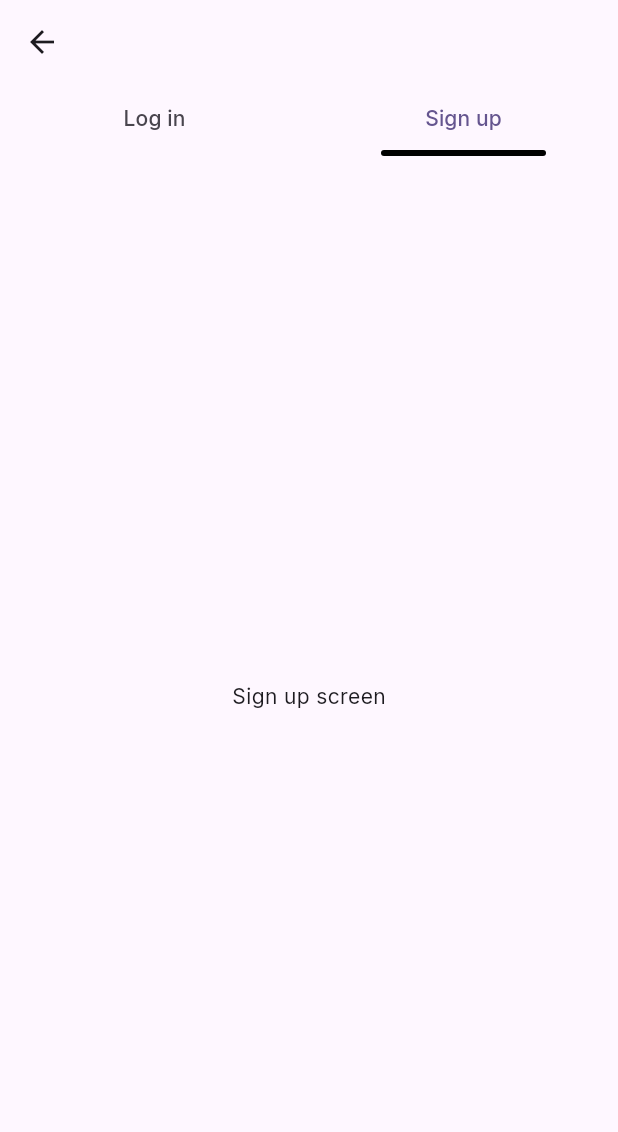
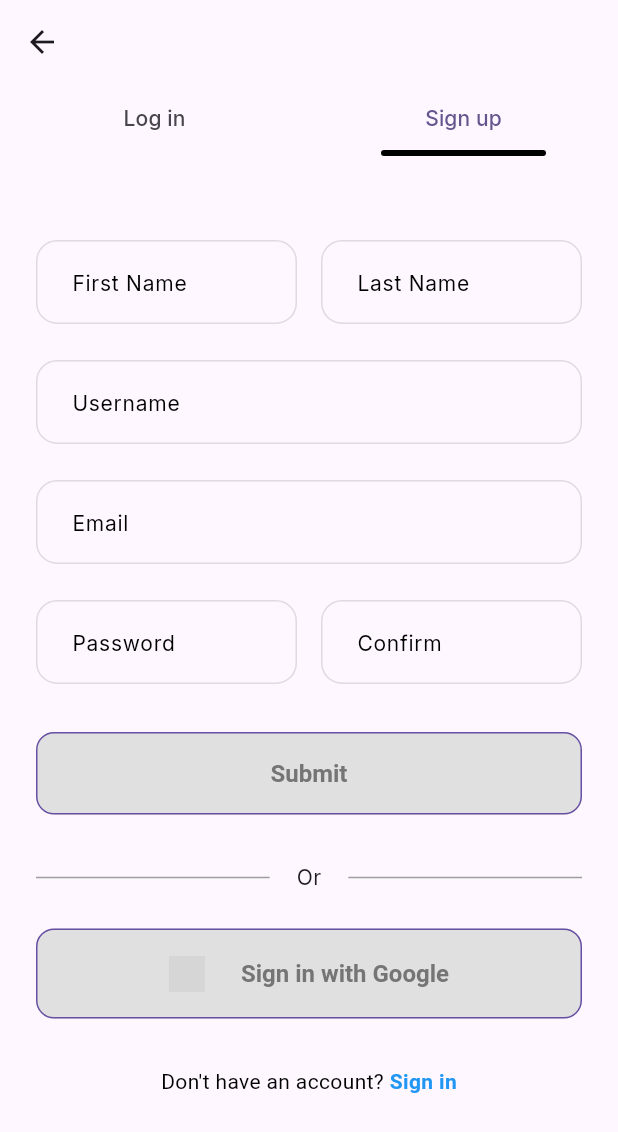
Before and after one commit to Eagle-Agile-Tech/UniConnect, a Flutter app: the AuthScreen screen opened directly, tab 2 chosen, on a phone screen of 412 x 824 dp. Shown: the top 1132 px of the screen. Run offline on Flutter 3.47's test engine with Material 3 defaults, Android fonts, the phone set to English and light mode, and no system bars; our stand-ins replace google_fonts; statements that could not run were skipped; grey boxes are pictures that could not be loaded.

Commit message:
feat: add signup screen and OTP form for user registration

```diff
--- a/app/mobile/uniconnect/lib/ui/auth/auth_screen.dart
+++ b/app/mobile/uniconnect/lib/ui/auth/auth_screen.dart
@@ -1,4 +1,5 @@
 import 'package:flutter/material.dart';
+import 'package:uniconnect/ui/auth/signup/signup_screen.dart';
 import 'package:uniconnect/ui/core/theme/dimens.dart';
 
 import 'login/login_screen.dart';
@@ -29,7 +30,7 @@ class AuthScreen extends StatelessWidget {
         body: TabBarView(
           children: [
             LoginScreen(),
-            Center(child: Text('Sign up screen')),
+            SignupScreen(),
           ],
         ),
       ),
--- /dev/null
+++ b/app/mobile/uniconnect/lib/ui/auth/signup/signup_screen.dart
@@ -0,0 +1,118 @@
+import 'package:flutter/material.dart';
+import 'package:uniconnect/ui/core/common/styles/spacing_style.dart';
+import 'package:uniconnect/ui/core/theme/dimens.dart';
+
+import '../../../config/assets.dart';
+
+class SignupScreen extends StatelessWidget {
+  const SignupScreen({super.key});
+
+  @override
+  Widget build(BuildContext context) {
+    return Form(
+      child: Padding(
+        padding: UCSpacingStyle.paddingWithAppBarHeight,
+        child: Column(
+          children: [
+            Row(
+              mainAxisAlignment: MainAxisAlignment.spaceBetween,
+              children: [
+                Flexible(
+                  child: TextFormField(
+                    decoration: const InputDecoration(labelText: 'First Name'),
+                  ),
+                ),
+                SizedBox(width: Dimens.spaceBtwItems),
+                Flexible(
+                  child: TextFormField(
+                    decoration: const InputDecoration(labelText: 'Last Name'),
+                  ),
+                ),
+              ],
+            ),
+            SizedBox(height: Dimens.defaultSpace),
+            TextFormField(
+              decoration: const InputDecoration(labelText: 'Username'),
+            ),
+            SizedBox(height: Dimens.defaultSpace),
+            TextFormField(
+              decoration: const InputDecoration(labelText: 'Email'),
+            ),
+            SizedBox(height: Dimens.defaultSpace),
+            Row(
+              mainAxisAlignment: MainAxisAlignment.spaceBetween,
+              children: [
+                Flexible(
+                  child: TextFormField(
+                    decoration: const InputDecoration(labelText: 'Password'),
+                  ),
+                ),
+                SizedBox(width: Dimens.spaceBtwItems),
+                Flexible(
+                  child: TextFormField(
+                    decoration: const InputDecoration(labelText: 'Confirm'),
+                  ),
+                ),
+              ],
+            ),
+            SizedBox(height: Dimens.spaceBtwSections),
+            ElevatedButton(
+              onPressed: null,
+              style: ElevatedButton.styleFrom(
+                minimumSize: Size(double.infinity, 48),
+              ),
+              child: Text('Submit'),
+            ),
+            SizedBox(height: Dimens.spaceBtwSections),
+            Row(
+              children: [
+                Expanded(child: Divider(thickness: 1, color: Colors.grey)),
+                Padding(
+                  padding: const EdgeInsets.symmetric(horizontal: 18.0),
+                  child: Text('Or'),
+                ),
+                Expanded(child: Divider(thickness: 1, color: Colors.grey)),
+              ],
+            ),
+            SizedBox(height: Dimens.defaultSpace),
+            ElevatedButton(
+              onPressed: null,
+              style: ElevatedButton.styleFrom(
+                minimumSize: Size(double.infinity, 48),
+              ),
+              child: Row(
+                mainAxisAlignment: MainAxisAlignment.center,
+                children: [
+                  SizedBox(
+                    width: Dimens.iconMd,
+                    height: Dimens.iconMd,
+                    child: Image.asset(Assets.googleLogo),
+                  ),
+                  SizedBox(width: Dimens.defaultSpace),
+                  Text('Sign in with Google'),
+                ],
+              ),
+            ),
+            SizedBox(height: Dimens.spaceBtwSections),
+            Text.rich(
+              TextSpan(
+                text: "Don't have an account?",
+                style: TextStyle(color: Colors.black),
+                children: [
+                  TextSpan(
+                    text: ' Sign in',
+                    style: TextStyle(
+                      fontWeight: FontWeight.bold,
+                      color: Colors.blue,
+                    ),
+                    recognizer: null,
+                  ),
+                ],
+              ),
+            ),
+          ],
+        ),
+      ),
+    );
+  }
+}
--- /dev/null
+++ b/app/mobile/uniconnect/lib/ui/core/common/styles/spacing_style.dart
@@ -0,0 +1,12 @@
+import 'package:flutter/material.dart';
+
+import '../../theme/dimens.dart';
+
+abstract final class UCSpacingStyle {
+  static const EdgeInsetsGeometry paddingWithAppBarHeight = EdgeInsets.only(
+    top: Dimens.appBarHeight,
+    left: Dimens.defaultSpace,
+    right: Dimens.defaultSpace,
+    bottom: Dimens.defaultSpace,
+  );
+}
--- a/app/mobile/uniconnect/lib/ui/core/theme/dimens.dart
+++ b/app/mobile/uniconnect/lib/ui/core/theme/dimens.dart
@@ -1,4 +1,7 @@
 abstract final class Dimens{
+  // AppBar Height
+  static const double appBarHeight = 56.0;
+
   // Spacing
   static const double defaultSpace = 24.0;
   static const double spaceBtwItems = 16.0;
```
Also changed, not shown: app/mobile/uniconnect/lib/ui/auth/onboarding/verify_email_screen.dart (added, +75 -0 lines), app/mobile/uniconnect/lib/ui/auth/onboarding/widets/otp_form.dart (added, +89 -0 lines).
